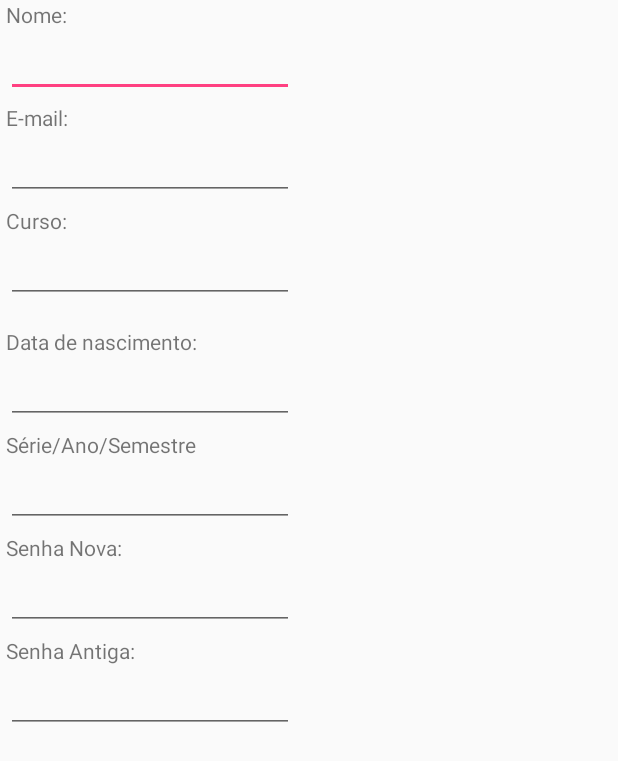
After one commit to EduMeurer999/Organizeme, an Android app: the layout editar_dados.xml on its own in the app's theme, with its tools: preview values and no code run, on a phone screen of 412 x 824 dp. The commit adds this screen. Shown: the top 761 px of the screen. Run offline under Robolectric (Android 15) with nearby library versions, the phone set to English and light mode, and no system bars.

```diff
--- /dev/null
+++ b/app/src/main/res/layout/editar_dados.xml
@@ -0,0 +1,100 @@
+<LinearLayout xmlns:android="http://schemas.android.com/apk/res/android"
+    xmlns:app="http://schemas.android.com/apk/res-auto"
+    android:orientation="vertical"
+    android:layout_width="200dp"
+    android:layout_height="wrap_content">
+
+
+    <TextView
+        android:layout_width="wrap_content"
+        android:layout_height="wrap_content"
+        android:text="Nome: "
+        android:layout_marginLeft="4dp"/>
+    <EditText
+        android:id="@+id/edtNomeAtulizar"
+        android:layout_width="match_parent"
+        android:layout_height="wrap_content"
+        android:layout_marginLeft="4dp"
+        android:layout_marginRight="4dp"
+        android:layout_marginBottom="4dp" />
+
+    <TextView
+        android:layout_width="wrap_content"
+        android:layout_height="wrap_content"
+        android:text="E-mail: "
+        android:layout_marginLeft="4dp"/>
+    <EditText
+        android:id="@+id/edtEmailAtulizar"
+        android:layout_width="match_parent"
+        android:layout_height="wrap_content"
+        android:layout_marginLeft="4dp"
+        android:layout_marginRight="4dp"
+        android:layout_marginBottom="4dp" />
+    <TextView
+        android:layout_width="wrap_content"
+        android:layout_height="wrap_content"
+        android:text="Curso: "
+        android:layout_marginLeft="4dp"/>
+    <EditText
+        android:id="@+id/edtCursoAtualizar"
+        android:layout_width="match_parent"
+        android:layout_height="wrap_content"
+        android:layout_marginLeft="4dp"
+        android:layout_marginRight="4dp"
+        android:layout_marginBottom="16dp"/>
+
+    <TextView
+        android:layout_width="wrap_content"
+        android:layout_height="wrap_content"
+        android:text="Data de nascimento: "
+        android:layout_marginLeft="4dp"/>
+    <EditText
+        android:id="@+id/edtDataNatualizar"
+        android:layout_width="match_parent"
+        android:layout_height="wrap_content"
+        android:layout_marginLeft="4dp"
+        android:layout_marginRight="4dp"
+        android:layout_marginBottom="4dp" />
+
+    <TextView
+        android:layout_width="wrap_content"
+        android:layout_height="wrap_content"
+        android:layout_marginLeft="4dp"
+        android:text="Série/Ano/Semestre" />
+    <EditText
+        android:id="@+id/edtSerieAtulizar"
+        android:layout_width="match_parent"
+        android:layout_height="wrap_content"
+        android:layout_marginLeft="4dp"
+        android:layout_marginRight="4dp"
+        android:layout_marginBottom="4dp" />
+    <TextView
+        android:layout_width="wrap_content"
+        android:layout_height="wrap_content"
+        android:text="Senha Nova: "
+        android:layout_marginLeft="4dp"/>
+
+    <EditText
+        android:id="@+id/edtSenhaNova"
+        android:layout_width="match_parent"
+        android:layout_height="wrap_content"
+        android:layout_marginBottom="4dp"
+        android:layout_marginLeft="4dp"
+        android:layout_marginRight="4dp"
+        />
+
+    <TextView
+        android:layout_width="wrap_content"
+        android:layout_height="wrap_content"
+        android:text="Senha Antiga: "
+        android:layout_marginLeft="4dp"/>
+
+    <EditText
+        android:id="@+id/edtSenhaAntiga"
+        android:layout_width="match_parent"
+        android:layout_height="wrap_content"
+        android:layout_marginBottom="4dp"
+        android:layout_marginLeft="4dp"
+        android:layout_marginRight="4dp"
+        />
+</LinearLayout>
```
Also changed, not shown: app/src/main/java/com/example/a20151inf0182/organizeme/Activity/PerfilActivity.java (+68 -19 lines).
